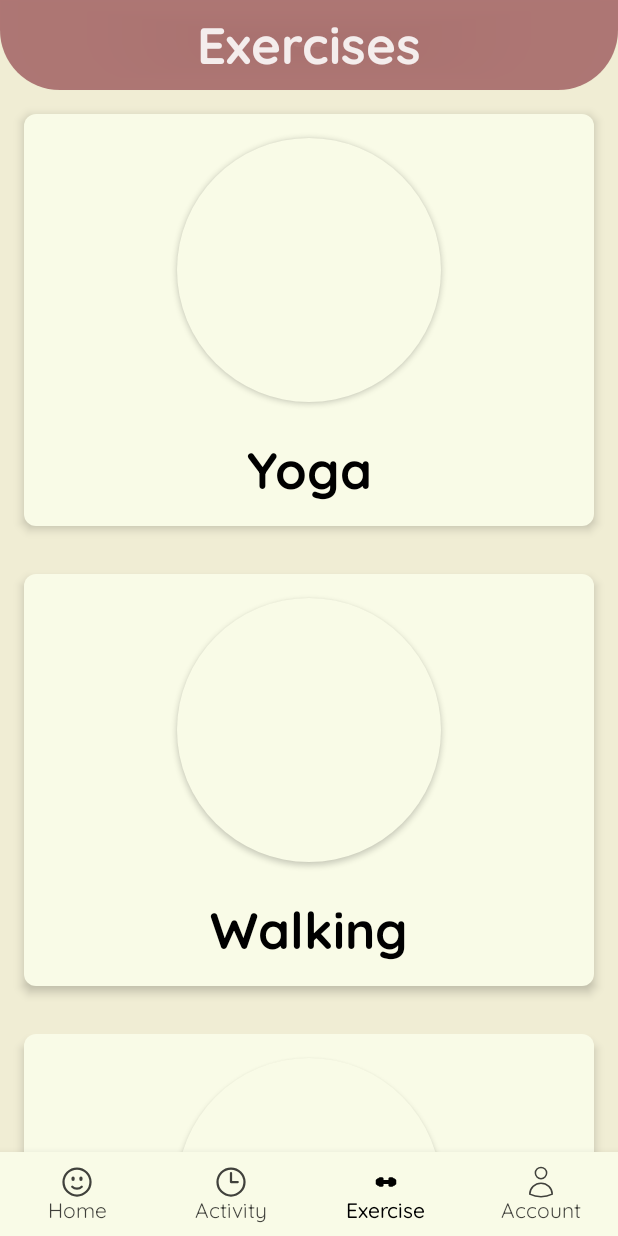
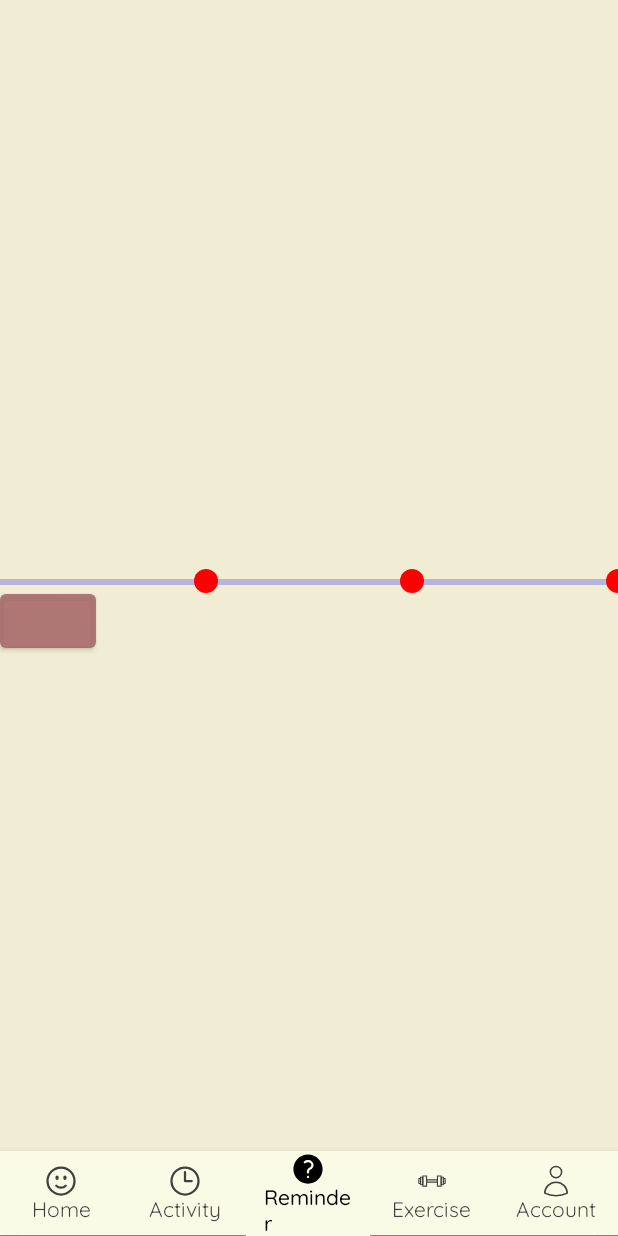
Before and after one commit to tahir19-fm/EmoEase, an Android app built with Jetpack Compose: the screen it shows after launch (MainActivity), item 3 of the bottom bar chosen, on a phone screen of 412 x 824 dp. Run offline under Robolectric (Android 15) with nearby library versions, the phone set to English and light mode, and no system bars; our stand-ins replace Dagger/Hilt's generated code, Room's generated code, Timber, livedata-compose.

Commit message:
ist time splash and reminder screen initiated

```diff
--- a/app/build.gradle
+++ b/app/build.gradle
@@ -147,4 +147,6 @@ dependencies {
 
 
 
+
+
 }
--- a/app/src/main/java/com/example/emoease/navigation/EmoNavigation.kt
+++ b/app/src/main/java/com/example/emoease/navigation/EmoNavigation.kt
@@ -23,8 +23,7 @@ import com.example.emoease.screens.exerciseScreen.ui.ExerciseScreen
 import com.example.emoease.screens.moodTrackingScreen.ui.ActivityItemScreen
 import com.example.emoease.screens.moodTrackingScreen.ui.MoodHistoryScreen
 import com.example.emoease.screens.moodTrackingScreen.ui.MoodTrackingScreen
-
-
+import com.example.emoease.screens.splashScreen.ui.AppIntroScreen
 
 
 @Composable
@@ -61,6 +60,9 @@ fun BottomNavGraph(
         }
         composable(BottomBarScreen.Exercise.route){
             ExerciseScreen(navController)
+        }
+        composable(BottomBarScreen.Reminder.route){
+            AppIntroScreen()
         }
         moodNavGraph(navController,padding,viewModel)
         exerciseNavGraph(navController)
--- a/app/src/main/java/com/example/emoease/screens/bottomBar/BottomBarScreen.kt
+++ b/app/src/main/java/com/example/emoease/screens/bottomBar/BottomBarScreen.kt
@@ -11,6 +11,7 @@ sealed class BottomBarScreen(
 ){
     object Home : BottomBarScreen(route = "home" , "Home", R.drawable.face_smile_solid,R.drawable.face_smile_outline)
     object History : BottomBarScreen(route = "history" , "Activity" ,R.drawable.solid_clock,R.drawable.outline_clock)
+    object Reminder : BottomBarScreen(route = "reminder" , "Reminder" ,R.drawable.reminder_solid,R.drawable.reminder_outline)
     object Account : BottomBarScreen(route = "account", "Account" ,R.drawable.solid_user,R.drawable.outlined_user)
     object Exercise : BottomBarScreen(route = "exercise", "Exercise" ,R.drawable.exercise_filled,R.drawable.outline_exercise)
 }
--- a/app/src/main/java/com/example/emoease/screens/bottomBar/MainScreen.kt
+++ b/app/src/main/java/com/example/emoease/screens/bottomBar/MainScreen.kt
@@ -30,61 +30,67 @@ import androidx.navigation.compose.currentBackStackEntryAsState
 
 @SuppressLint("UnusedMaterialScaffoldPaddingParameter")
 @Composable
-fun MainScreen(navController: NavHostController = rememberNavController()){
+fun MainScreen(navController: NavHostController = rememberNavController()) {
     val bottomBarState = rememberSaveable { (mutableStateOf(true)) }
     val navBackStackEntry by navController.currentBackStackEntryAsState()
     when (navBackStackEntry?.destination?.route) {
-        BottomBarScreen.Home.route->{
+        BottomBarScreen.Home.route -> {
+            bottomBarState.value = true
+        }
+
+        BottomBarScreen.History.route -> {
+            bottomBarState.value = true
+        }
+
+        BottomBarScreen.Account.route -> {
+            bottomBarState.value = true
+        }
+
+        BottomBarScreen.Exercise.route -> {
+            bottomBarState.value = true
+        }
+        BottomBarScreen.Reminder.route->{
             bottomBarState.value=true
         }
-        BottomBarScreen.History.route->{
-            bottomBarState.value=true
-        }
-        BottomBarScreen.Account.route->{
-            bottomBarState.value=true
-        }
-        BottomBarScreen.Exercise.route->{
-            bottomBarState.value=true
-        }
-        else->{
-            bottomBarState.value=false
+
+        else -> {
+            bottomBarState.value = false
         }
     }
-    Scaffold( bottomBar = {
+    Scaffold(bottomBar = {
         BottomBar(
-            navController = navController,
-            bottomBarState=bottomBarState
+            navController = navController, bottomBarState = bottomBarState
         )
     }) {
-        BottomNavGraph(navController = navController
-            ,padding=it)
+        BottomNavGraph(
+            navController = navController, padding = it
+        )
     }
-
 
 
 }
 
 @Composable
-fun BottomBar(navController: NavHostController, bottomBarState: MutableState<Boolean>){
+fun BottomBar(navController: NavHostController, bottomBarState: MutableState<Boolean>) {
     val screens = listOf(
         BottomBarScreen.Home,
         BottomBarScreen.History,
+        BottomBarScreen.Reminder,
         BottomBarScreen.Exercise,
         BottomBarScreen.Account
 
     )
 
 
-    AnimatedVisibility(
-        visible = bottomBarState.value,
+    AnimatedVisibility(visible = bottomBarState.value,
         enter = slideInVertically(initialOffsetY = { it }),
         exit = slideOutVertically(targetOffsetY = { it }),
         content = {
-          BottomBarScreenContent(navController = navController, bottomBarState = bottomBarState,screens=screens)
+            BottomBarScreenContent(
+                navController = navController, bottomBarState = bottomBarState, screens = screens
+            )
         })
 }
-
-
 
 
 private object NoRippleTheme : RippleTheme {
@@ -92,7 +98,8 @@ private object NoRippleTheme : RippleTheme {
     override fun defaultColor() = Color.Unspecified
 
     @Composable
-    override fun rippleAlpha(): RippleAlpha = RippleAlpha(0.0f,0.0f,0.0f,0.0f)
+    override fun rippleAlpha(): RippleAlpha = RippleAlpha(0.0f, 0.0f,
+        0.0f, 0.0f)
 }
 
 @Composable
@@ -100,7 +107,7 @@ fun BottomBarScreenContent(
     navController: NavHostController,
     bottomBarState: MutableState<Boolean>,
     screens: List<BottomBarScreen>
-){
+) {
 
     CompositionLocalProvider(LocalRippleTheme provides NoRippleTheme) {
         BottomNavigation(
@@ -115,8 +122,7 @@ fun BottomBarScreenContent(
                     currentDestination?.hierarchy?.any { it.route == menuItem.route } == true
 
                 // adding each item
-                BottomNavigationItem(
-                    selected = (selected),
+                BottomNavigationItem(selected = (selected),
                     onClick = {
                         if (selected) return@BottomNavigationItem
                         navController.navigate(menuItem.route) {
@@ -134,7 +140,12 @@ fun BottomBarScreenContent(
                         )
                     },
                     label = {
-                        Text(text = menuItem.title, style = TextStyle(fontFamily =if(selected) FontFamEmo.quicksand_medium else FontFamEmo.quicksand_regular, fontSize = 14.sp))
+                        Text(
+                            text = menuItem.title, style = TextStyle(
+                                fontFamily = if (selected) FontFamEmo.quicksand_medium
+                                else FontFamEmo.quicksand_regular, fontSize = 14.sp
+                            )
+                        )
                     },
                     enabled = true,
                     modifier = Modifier.background(MaterialTheme.colors.surface),
--- /dev/null
+++ b/app/src/main/java/com/example/emoease/screens/reminderScreen/ReminderScreen.kt
@@ -0,0 +1,8 @@
+package com.example.emoease.screens.reminderScreen
+
+import androidx.compose.runtime.Composable
+
+@Composable
+fun ReminderScreen(){
+
+}
--- /dev/null
+++ b/app/src/main/java/com/example/emoease/screens/splashScreen/ui/FirstTimeSplashScreen.kt
@@ -0,0 +1,87 @@
+package com.example.emoease.screens.splashScreen.ui
+
+import android.widget.ProgressBar
+import androidx.compose.animation.core.animateFloatAsState
+import androidx.compose.animation.core.tween
+import androidx.compose.foundation.Canvas
+import androidx.compose.foundation.background
+import androidx.compose.foundation.clickable
+import androidx.compose.foundation.layout.Arrangement
+import androidx.compose.foundation.layout.Box
+import androidx.compose.foundation.layout.Column
+import androidx.compose.foundation.layout.Row
+import androidx.compose.foundation.layout.fillMaxSize
+import androidx.compose.foundation.layout.fillMaxWidth
+import androidx.compose.foundation.layout.padding
+import androidx.compose.foundation.layout.width
+import androidx.compose.foundation.shape.RoundedCornerShape
+import androidx.compose.material.Button
+import androidx.compose.material.LinearProgressIndicator
+import androidx.compose.runtime.Composable
+import androidx.compose.runtime.LaunchedEffect
+import androidx.compose.runtime.MutableState
+import androidx.compose.runtime.mutableStateOf
+import androidx.compose.runtime.remember
+import androidx.compose.ui.Alignment
+import androidx.compose.ui.Modifier
+import androidx.compose.ui.draw.clip
+import androidx.compose.ui.geometry.Offset
+import androidx.compose.ui.graphics.Color
+import androidx.compose.ui.semantics.ProgressBarRangeInfo
+import androidx.compose.ui.unit.dp
+
+
+@Composable
+fun AppIntroScreen(){
+    val progress = remember { mutableStateOf(0f) }
+
+    Column(modifier = Modifier.fillMaxSize(), verticalArrangement = Arrangement.Center) {
+       val x= remember {
+           mutableStateOf( ProgressBarRangeInfo(progress.value,0.0f..1.0f,4))
+       }
+        CustomProgressBar(progress = progress.value, markPoints = listOf(1f,2f,3f))
+        Button(onClick = {
+        progress.value+=1f
+        }) {
+
+        }
+    //image
+    //intro title
+    }
+}
+@Composable
+fun CustomProgressBar(progress: Float, markPoints: List<Float>) {
+    val progressBarInfo = ProgressBarRangeInfo(progress, 0.0f..3.0f, 3)
+
+    val progressFraction = (progress - progressBarInfo.range.start) / (progressBarInfo.range.endInclusive - progressBarInfo.range.start)
+
+    Box(modifier = Modifier.fillMaxWidth()) {
+        LinearProgressIndicator(
+            progress = progressFraction,
+            modifier = Modifier.fillMaxWidth(),
+            color = Color.Blue
+        )
+
+        //here you can add anything
+
+        Canvas(modifier = Modifier.fillMaxWidth().padding(top = 1.dp)) {
+            drawLine(
+                color = Color.Black,
+                start = Offset(size.width / 2f, 0f),
+                end = Offset(size.width / 2f, size.height),
+                strokeWidth = 2f
+            )
+
+            markPoints.forEach { markPoint ->
+                val markPointFraction = (markPoint - progressBarInfo.range.start) / (progressBarInfo.range.endInclusive - progressBarInfo.range.start)
+                val markPointX = markPointFraction * size.width
+
+                drawCircle(
+                    color = Color.Red,
+                    radius = 12f,
+                    center = Offset(markPointX, -0f)
+                )
+            }
+        }
+    }
+}
--- /dev/null
+++ b/app/src/main/java/com/example/emoease/screens/splashScreen/ui/SplashScreen.kt
@@ -0,0 +1,11 @@
+package com.example.emoease.screens.splashScreen.ui
+
+import androidx.compose.runtime.Composable
+import androidx.navigation.NavController
+import androidx.navigation.NavHostController
+
+
+@Composable
+fun SplashScreen(navController: NavHostController) {
+
+}
--- /dev/null
+++ b/app/src/main/res/drawable/reminder_outline.xml
@@ -0,0 +1,13 @@
+<vector xmlns:android="http://schemas.android.com/apk/res/android"
+    android:width="24dp"
+    android:height="24dp"
+    android:viewportWidth="24"
+    android:viewportHeight="24">
+  <path
+      android:pathData="M9.879,7.519C11.05,6.494 12.95,6.494 14.122,7.519C15.293,8.544 15.293,10.206 14.122,11.231C13.918,11.41 13.692,11.557 13.451,11.673C12.706,12.034 12,12.672 12,13.5V14.25M21,12C21,16.971 16.971,21 12,21C7.029,21 3,16.971 3,12C3,7.029 7.029,3 12,3C16.971,3 21,7.029 21,12ZM12,17.25H12.007V17.257H12V17.25Z"
+      android:strokeLineJoin="round"
+      android:strokeWidth="1.5"
+      android:fillColor="#00000000"
+      android:strokeColor="#0F172A"
+      android:strokeLineCap="round"/>
+</vector>
--- /dev/null
+++ b/app/src/main/res/drawable/reminder_solid.xml
@@ -0,0 +1,10 @@
+<vector xmlns:android="http://schemas.android.com/apk/res/android"
+    android:width="24dp"
+    android:height="24dp"
+    android:viewportWidth="24"
+    android:viewportHeight="24">
+  <path
+      android:pathData="M2.25,12C2.25,6.615 6.615,2.25 12,2.25C17.385,2.25 21.75,6.615 21.75,12C21.75,17.385 17.385,21.75 12,21.75C6.615,21.75 2.25,17.385 2.25,12ZM13.628,8.083C12.739,7.306 11.262,7.306 10.373,8.083C10.061,8.356 9.587,8.324 9.314,8.013C9.042,7.701 9.073,7.227 9.385,6.954C10.839,5.682 13.161,5.682 14.615,6.954C16.128,8.278 16.128,10.472 14.615,11.796C14.359,12.02 14.076,12.204 13.778,12.348C13.102,12.676 12.75,13.122 12.75,13.5V14.25C12.75,14.664 12.414,15 12,15C11.586,15 11.25,14.664 11.25,14.25V13.5C11.25,12.221 12.309,11.393 13.125,10.998C13.307,10.91 13.476,10.799 13.628,10.667C14.458,9.94 14.458,8.81 13.628,8.083ZM12,18C12.414,18 12.75,17.664 12.75,17.25C12.75,16.836 12.414,16.5 12,16.5C11.586,16.5 11.25,16.836 11.25,17.25C11.25,17.664 11.586,18 12,18Z"
+      android:fillColor="#0F172A"
+      android:fillType="evenOdd"/>
+</vector>
--- /dev/null
+++ b/app/src/main/res/layout/view_pager_item.xml
@@ -0,0 +1,7 @@
+<?xml version="1.0" encoding="utf-8"?>
+<LinearLayout xmlns:android="http://schemas.android.com/apk/res/android"
+    android:orientation="vertical"
+    android:layout_width="match_parent"
+    android:layout_height="match_parent">
+
+</LinearLayout>
```
Lines whose indentation alone changed are shown as unchanged.
